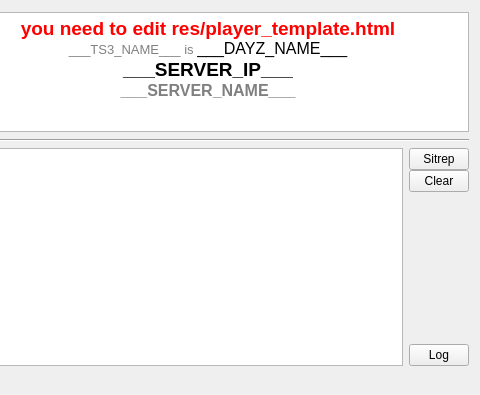
Qt form plugin/DayzServerIp.ui (dehesselle/dayzsrvip) before a commit; both pictures show x 250 to 730 and y 0 to 395 of the 730 by 395 pixel window.
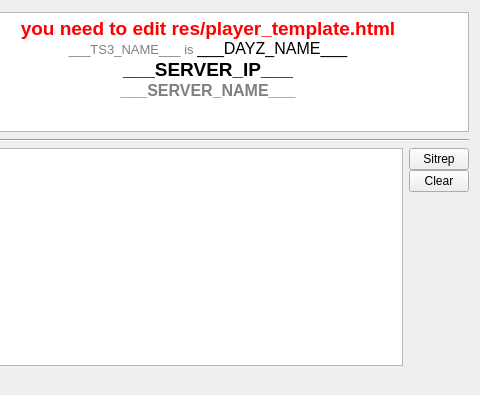
The same form after that commit.

Commit message:
Remove log button and functionality
TeamSpeak actually has a comfortable log viewer, I just didn't
know.

Diff of the .ui file:
```diff
--- a/plugin/DayzServerIp.ui
+++ b/plugin/DayzServerIp.ui
@@ -209,19 +209,6 @@
          </property>
         </spacer>
        </item>
-       <item>
-        <widget class="QPushButton" name="pbLogOpen">
-         <property name="maximumSize">
-          <size>
-           <width>60</width>
-           <height>16777215</height>
-          </size>
-         </property>
-         <property name="text">
-          <string>Log</string>
-         </property>
-        </widget>
-       </item>
       </layout>
      </item>
     </layout>
```
The commit also changes 2 other files.
